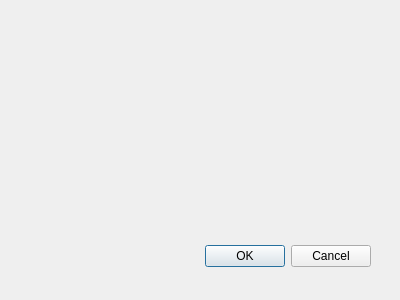
The window that quick_api/quick_api_dialog_base.ui (ciaranevans/gisops-plugin-tutorial) describes before a commit, drawn with Qt 5.
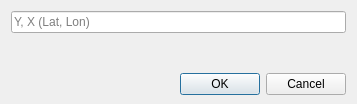
The same window after the commit. Custom widgets are drawn as their Qt base class.

```diff
--- a/quick_api/quick_api_dialog_base.ui
+++ b/quick_api/quick_api_dialog_base.ui
@@ -1,34 +1,61 @@
 <ui version="4.0" >
  <class>QuickApiDialogBase</class>
- <widget class="QDialog" name="QuickApiDialogBase" >
-  <property name="geometry" >
+ <widget class="QDialog" name="QuickApiDialogBase">
+  <property name="geometry">
    <rect>
     <x>0</x>
     <y>0</y>
-    <width>400</width>
-    <height>300</height>
+    <width>357</width>
+    <height>104</height>
    </rect>
   </property>
   <property name="windowTitle" >
    <string>Quick API</string>
   </property>
-  <widget class="QDialogButtonBox" name="button_box" >
-   <property name="geometry" >
-    <rect>
-     <x>30</x>
-     <y>240</y>
-     <width>341</width>
-     <height>32</height>
-    </rect>
+  <layout class="QVBoxLayout" name="verticalLayout">
+   <property name="spacing">
+    <number>6</number>
    </property>
-   <property name="orientation" >
-    <enum>Qt::Horizontal</enum>
+   <property name="bottomMargin">
+    <number>9</number>
    </property>
-   <property name="standardButtons" >
-    <set>QDialogButtonBox::Cancel|QDialogButtonBox::Ok</set>
-   </property>
-  </widget>
+   <item>
+    <widget class="QgsFilterLineEdit" name="lineedit_xy">
+     <property name="placeholderText">
+      <string>Y, X (Lat, Lon)</string>
+     </property>
+     <property name="qgisRelation" stdset="0">
+      <string notr="true"/>
+     </property>
+    </widget>
+   </item>
+   <item>
+    <widget class="QgsProjectionSelectionWidget" name="crs_input"/>
+   </item>
+   <item>
+    <widget class="QDialogButtonBox" name="button_box">
+     <property name="orientation">
+      <enum>Qt::Horizontal</enum>
+     </property>
+     <property name="standardButtons">
+      <set>QDialogButtonBox::Cancel|QDialogButtonBox::Ok</set>
+     </property>
+    </widget>
+   </item>
+  </layout>
  </widget>
+ <customwidgets>
+  <customwidget>
+   <class>QgsFilterLineEdit</class>
+   <extends>QLineEdit</extends>
+   <header>qgsfilterlineedit.h</header>
+  </customwidget>
+  <customwidget>
+   <class>QgsProjectionSelectionWidget</class>
+   <extends>QWidget</extends>
+   <header>qgsprojectionselectionwidget.h</header>
+  </customwidget>
+ </customwidgets>
  <resources/>
  <connections>
   <connection>
```
Left out of the diff: 29 changed lines with no effect on the pictures.
